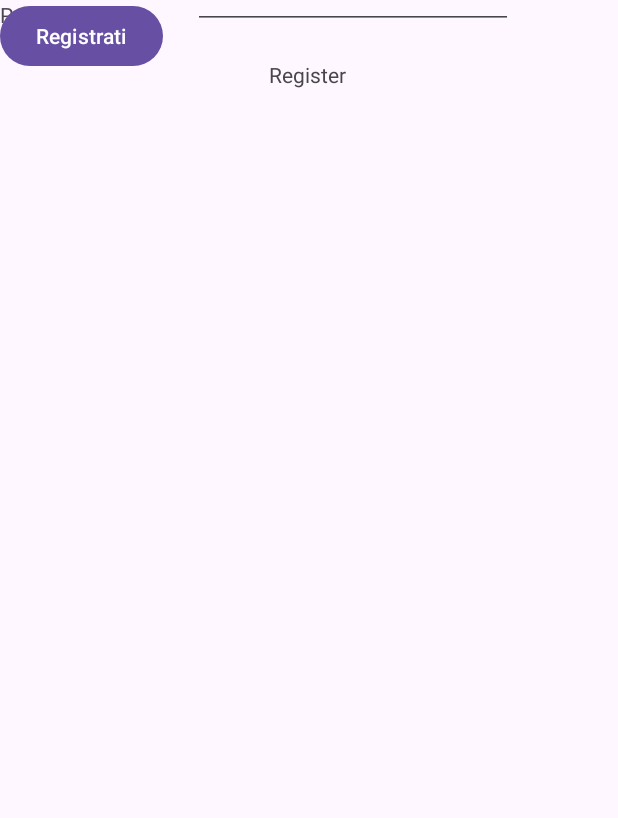
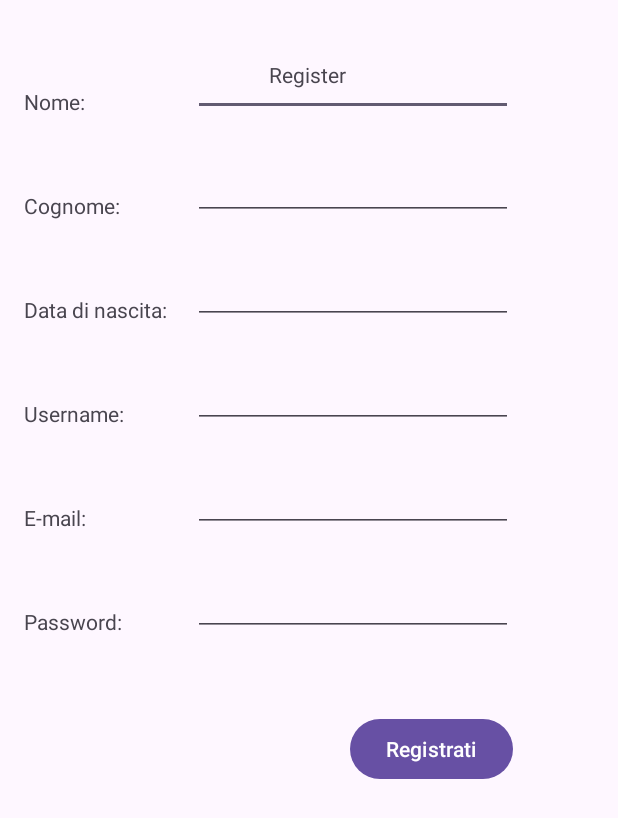
Before and after one commit to st10611/miaPrimaApplicazione, an Android app: the RegisterActivity screen opened directly, with no data from a screen before it, on a phone screen of 412 x 824 dp. Shown: the top 818 px of the screen. Run offline under Robolectric (Android 15) with nearby library versions, the phone set to English and light mode, and no system bars.

Commit message:
modifica main activity

```diff
--- a/app/src/main/res/layout/activity_register.xml
+++ b/app/src/main/res/layout/activity_register.xml
@@ -10,10 +10,11 @@
         android:id="@+id/textView10"
         android:layout_width="wrap_content"
         android:layout_height="wrap_content"
+        android:layout_marginStart="16dp"
         android:layout_marginBottom="50dp"
         android:text="Cognome:"
-        app:layout_constraintBottom_toTopOf="@+id/textView3"
-        tools:layout_editor_absoluteX="18dp" />
+        app:layout_constraintBottom_toTopOf="@id/textView3"
+        app:layout_constraintStart_toStartOf="parent" />
 
     <TextView
         android:id="@+id/textView2"
@@ -27,7 +28,7 @@
         app:layout_constraintTop_toTopOf="parent" />
 
     <EditText
-        android:id="@+id/editTextText"
+        android:id="@+id/txt_Nome"
         android:layout_width="wrap_content"
         android:layout_height="wrap_content"
         android:layout_marginEnd="70dp"
@@ -37,7 +38,7 @@
         app:layout_constraintEnd_toEndOf="parent" />
 
     <EditText
-        android:id="@+id/editTextText2"
+        android:id="@+id/txt_Cognome"
         android:layout_width="wrap_content"
         android:layout_height="wrap_content"
         android:layout_marginEnd="70dp"
@@ -47,7 +48,7 @@
         app:layout_constraintEnd_toEndOf="parent" />
 
     <EditText
-        android:id="@+id/editTextDate"
+        android:id="@+id/td_DataNascita"
         android:layout_width="wrap_content"
         android:layout_height="wrap_content"
         android:layout_marginEnd="70dp"
@@ -57,7 +58,7 @@
         app:layout_constraintEnd_toEndOf="parent" />
 
     <EditText
-        android:id="@+id/editTextText3"
+        android:id="@+id/txt_Username"
         android:layout_width="wrap_content"
         android:layout_height="wrap_content"
         android:layout_marginEnd="70dp"
@@ -67,7 +68,7 @@
         app:layout_constraintEnd_toEndOf="parent" />
 
     <EditText
-        android:id="@+id/editTextTextEmailAddress"
+        android:id="@+id/txte_Email"
         android:layout_width="wrap_content"
         android:layout_height="wrap_content"
         android:layout_marginEnd="70dp"
@@ -77,7 +78,7 @@
         app:layout_constraintEnd_toEndOf="parent" />
 
     <EditText
-        android:id="@+id/editTextTextPassword"
+        android:id="@+id/txtp_Password"
         android:layout_width="wrap_content"
         android:layout_height="wrap_content"
         android:layout_marginEnd="70dp"
@@ -90,51 +91,60 @@
         android:id="@+id/textView3"
         android:layout_width="wrap_content"
         android:layout_height="wrap_content"
+        android:layout_marginStart="16dp"
         android:layout_marginBottom="50dp"
         android:text="Data di nascita:"
         app:layout_constraintBottom_toTopOf="@+id/textView11"
-        tools:layout_editor_absoluteX="16dp" />
+        app:layout_constraintStart_toStartOf="parent" />
 
     <TextView
         android:id="@+id/textView4"
         android:layout_width="wrap_content"
         android:layout_height="wrap_content"
+        android:layout_marginStart="16dp"
         android:layout_marginBottom="50dp"
         android:text="E-mail:"
         app:layout_constraintBottom_toTopOf="@+id/textView8"
-        tools:layout_editor_absoluteX="16dp" />
+        app:layout_constraintStart_toStartOf="parent" />
 
     <TextView
         android:id="@+id/textView8"
         android:layout_width="wrap_content"
         android:layout_height="wrap_content"
+        android:layout_marginStart="16dp"
+        android:layout_marginBottom="400dp"
         android:text="Password:"
-        tools:layout_editor_absoluteX="18dp"
-        tools:layout_editor_absoluteY="469dp" />
+        app:layout_constraintBottom_toBottomOf="parent"
+        app:layout_constraintStart_toStartOf="parent" />
 
     <TextView
         android:id="@+id/textView9"
         android:layout_width="wrap_content"
         android:layout_height="wrap_content"
+        android:layout_marginStart="16dp"
         android:layout_marginBottom="50dp"
         android:text="Nome:"
         app:layout_constraintBottom_toTopOf="@+id/textView10"
-        tools:layout_editor_absoluteX="18dp" />
+        app:layout_constraintStart_toStartOf="parent" />
 
     <TextView
         android:id="@+id/textView11"
         android:layout_width="wrap_content"
         android:layout_height="wrap_content"
+        android:layout_marginStart="16dp"
         android:layout_marginBottom="50dp"
         android:text="Username:"
         app:layout_constraintBottom_toTopOf="@+id/textView4"
-        tools:layout_editor_absoluteX="14dp" />
+        app:layout_constraintStart_toStartOf="parent" />
 
     <Button
         android:id="@+id/button2"
         android:layout_width="wrap_content"
         android:layout_height="wrap_content"
+        android:layout_marginEnd="70dp"
+        android:layout_marginBottom="250dp"
         android:text="Registrati"
-        tools:layout_editor_absoluteX="233dp"
-        tools:layout_editor_absoluteY="590dp" />
+        app:layout_constraintBottom_toBottomOf="parent"
+        app:layout_constraintEnd_toEndOf="parent"
+        app:layout_constraintTop_toBottomOf="@+id/txtp_Password" />
 </androidx.constraintlayout.widget.ConstraintLayout>
```
